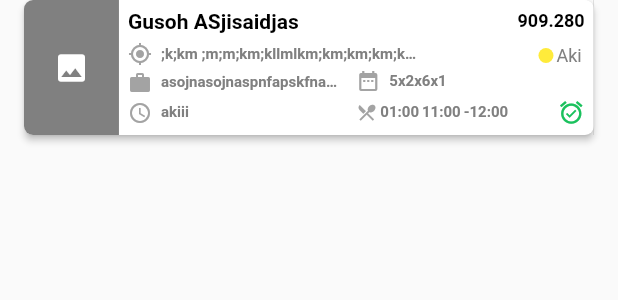
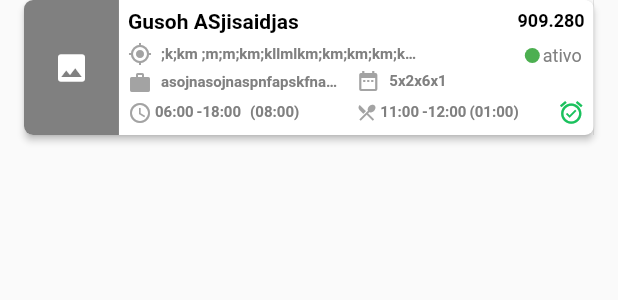
Before and after one commit to enzotiezzi/zcomponents, a Flutter app: the ZItemTile widget shown alone on an empty page, opened directly, on a phone screen of 412 x 824 dp. Shown: the top 300 px of the screen. Run offline on Flutter 3.47's test engine with Material 2 defaults, Android fonts, the phone set to English and light mode, and no system bars; our stand-ins replace dio, email_validator, mask_text_input_formatter, pin_code_text_field, shared_preferences, sqflite; missing offline and left inert: configurable_expansion_tile, cpf_cnpj_validator, flutter_appauth, flutter_circular_chart, injector, mask_shifter; accounts and stored records are empty; network calls fail; statements that could not run were skipped.

Commit message:
ZItemTIle

```diff
--- a/example/lib/main.dart
+++ b/example/lib/main.dart
@@ -294,9 +294,8 @@ class _ComponentExemploClasseState extends State<ComponentExemploClasse> {
             new Container(
               child:
               new ZItemTile(
-              status: "Aki",
-              colorStatus: Colors.yellow,
-              horario: "akiii",
+              status: "ativo",
+              horario: "08:00",
               zTypeTile: ZTypeTile.isColab,
               cpf: "333.972.458-00",
               escala: "5x2x6x1",
--- a/lib/api/identity-server/i-identity-server.dart
+++ b/lib/api/identity-server/i-identity-server.dart
@@ -1,6 +1,6 @@
 import 'package:z_components/view-model/user-claims.dart';
 
-abstract class IIdentityServer {
+/*abstract class IIdentityServer {
   Future getRefreshToken();
 
   Future login();
@@ -10,4 +10,4 @@ abstract class IIdentityServer {
   Future setIdColaborador();
 
   Future setUserInfo();
-}
+}*/
--- a/lib/api/identity-server/identity-server.dart
+++ b/lib/api/identity-server/identity-server.dart
@@ -5,7 +5,7 @@ import 'package:shared_preferences/shared_preferences.dart';
 import 'package:z_components/view-model/user-claims.dart';
 import 'i-identity-server.dart';
 
-class IdentityServer implements IIdentityServer {
+/*class IdentityServer implements IIdentityServer {
   String keyAccessToken;
   String keyRefreshToken;
   String keyTokenExpirationDate;
@@ -98,6 +98,7 @@ class IdentityServer implements IIdentityServer {
           String expirationToken =
               result.accessTokenExpirationDateTime.toIso8601String();
 
+
           // salvando dados obtidos pela requisição de um novo acess token
           await _sharedPreferences.setString(keyAccessToken, newAcesstoken);
           await _sharedPreferences.setString(refreshToken, newRefreshToken);
@@ -147,4 +148,4 @@ class IdentityServer implements IIdentityServer {
       await _sharedPreferences.setString(keyUserName, _user.cpf);
     }
   }
-}
+}*/
--- a/lib/components/z-item-tile-usuario.dart
+++ b/lib/components/z-item-tile-usuario.dart
@@ -165,7 +165,16 @@ class _ZItemTileUsuarioState extends State<ZItemTileUsuario> {
                               width: 10.0,
                               decoration: BoxDecoration(
                                   shape: BoxShape.circle,
-                                  color: widget.colorStatus),
+                                  color: (widget.status
+                                      .toLowerCase() ==
+                                      "ativo")
+                                      ? Colors.green
+                                      : (widget.status
+                                      .toLowerCase() ==
+                                      "inativo")
+                                      ? Colors.red
+                                      : widget
+                                      .colorStatus),
                             ),
                             new Container(
                               margin:
--- a/lib/components/z-item-tile.dart
+++ b/lib/components/z-item-tile.dart
@@ -37,7 +37,6 @@ class ZItemTile extends StatefulWidget {
   final String status;
 
   ZItemTile(
-
       {this.idConta,
       this.colorStatus = Colors.grey,
       this.re,
@@ -246,15 +245,21 @@ class _ZItemTileState extends State<ZItemTile> {
                                                 height: 10.0,
                                                 width: 10.0,
                                                 decoration: BoxDecoration(
-                                                    shape:
-                                                    BoxShape.circle,
-                                                    color: widget.colorStatus
-                                                ),
+                                                    shape: BoxShape.circle,
+                                                    color: (widget.status
+                                                                .toLowerCase() ==
+                                                            "ativo")
+                                                        ? Colors.green
+                                                        : (widget.status
+                                                                    .toLowerCase() ==
+                                                                "inativo")
+                                                            ? Colors.red
+                                                            : widget
+                                                                .colorStatus),
                                               ),
                                               new Container(
                                                 margin: EdgeInsets.only(
-                                                    right: 8.0,
-                                                    left: 2.0),
+                                                    right: 8.0, left: 2.0),
                                                 child: new Text(
                                                   widget.status,
                                                   style: TextStyle(
@@ -376,22 +381,77 @@ class _ZItemTileState extends State<ZItemTile> {
                                                   ),
                                                   new Container(
                                                     padding: EdgeInsets.only(
-                                                        left: 6.0,
+                                                        left: 2.0,
                                                         right: 0.0,
                                                         bottom: 6.0,
                                                         top: 0.0),
-                                                    child: new Text(
-                                                      widget.horario,
+                                                    child: (widget.horaEntrada ==
+                                                                null ||
+                                                            widget.horaEntrada ==
+                                                                "")
+                                                        ? new Text("")
+                                                        : new Text(
+                                                            widget.horaEntrada ??
+                                                                "",
                                                             style: TextStyle(
                                                                 color: Color(
                                                                     0xFF808080),
-                                                          fontSize: (_largura <
+                                                                fontSize:
+                                                                    (_largura <
                                                                             360)
                                                                         ? 8.0
                                                                         : 10,
                                                                 fontWeight:
                                                                     FontWeight
                                                                         .w700),
+                                                          ),
+                                                  ),
+                                                  new Container(
+                                                    padding: EdgeInsets.only(
+                                                        left: 2.0,
+                                                        right: 0.0,
+                                                        bottom: 6.0,
+                                                        top: 0.0),
+                                                    child: (widget.horaSaida ==
+                                                                null ||
+                                                            widget.horaSaida ==
+                                                                "")
+                                                        ? new Text("")
+                                                        : new Text(
+                                                            "-${widget.horaSaida}" ??
+                                                                "",
+                                                            style: TextStyle(
+                                                                color: Color(
+                                                                    0xFF808080),
+                                                                fontSize:
+                                                                    (_largura <
+                                                                            360)
+                                                                        ? 8.0
+                                                                        : 10,
+                                                                fontWeight:
+                                                                    FontWeight
+                                                                        .w700),
+                                                          ),
+                                                  ),
+                                                  new Container(
+                                                    padding: EdgeInsets.only(
+                                                        left: 6.0,
+                                                        right: 0.0,
+                                                        bottom: 6.0,
+                                                        top: 0.0),
+                                                    child:
+                                                    (widget.horario == null||widget.horario == "")?new Text(""):
+                                                    new Text(
+                                                      "(${widget.horario})",
+                                                      style: TextStyle(
+                                                          color:
+                                                              Color(0xFF808080),
+                                                          fontSize:
+                                                              (_largura < 360)
+                                                                  ? 8.0
+                                                                  : 10,
+                                                          fontWeight:
+                                                              FontWeight.w700),
                                                     ),
                                                   ),
                                                 ],
@@ -421,33 +481,6 @@ class _ZItemTileState extends State<ZItemTile> {
                                                           color:
                                                               Color(0xFFA3A3A3),
                                                           size: 14.0,
-                                                        ),
-                                                      ),
-                                                      new Container(
-                                                        padding:
-                                                            EdgeInsets.only(
-                                                                left: 2.0,
-                                                                right: 0.0,
-                                                                bottom: 6.0,
-                                                                top: 0.0),
-                                                        child: (widget.tempoPausa ==
-                                                                    null ||
-                                                                widget.tempoPausa ==
-                                                                    "")
-                                                            ? new Text("")
-                                                            : new Text(
-                                                                "${widget.tempoPausa}" ??
-                                                                    "",
-                                                                style: TextStyle(
-                                                                    color: Color(
-                                                                        0xFF808080),
-                                                                    fontSize: (_largura <
-                                                                            360)
-                                                                        ? 8.0
-                                                                        : 10,
-                                                                    fontWeight:
-                                                                        FontWeight
-                                                                            .w700),
                                                         ),
                                                       ),
                                                       new Container(
@@ -491,6 +524,33 @@ class _ZItemTileState extends State<ZItemTile> {
                                                             ? new Text("")
                                                             : new Text(
                                                                 "-${widget.voltaIntervalo}" ??
+                                                                    "",
+                                                                style: TextStyle(
+                                                                    color: Color(
+                                                                        0xFF808080),
+                                                                    fontSize: (_largura <
+                                                                            360)
+                                                                        ? 8.0
+                                                                        : 10,
+                                                                    fontWeight:
+                                                                        FontWeight
+                                                                            .w700),
+                                                              ),
+                                                      ),
+                                                      new Container(
+                                                        padding:
+                                                            EdgeInsets.only(
+                                                                left: 2.0,
+                                                                right: 0.0,
+                                                                bottom: 6.0,
+                                                                top: 0.0),
+                                                        child: (widget.tempoPausa ==
+                                                                    null ||
+                                                                widget.tempoPausa ==
+                                                                    "")
+                                                            ? new Text("")
+                                                            : new Text(
+                                                                "(${widget.tempoPausa})" ??
                                                                     "",
                                                                 style: TextStyle(
                                                                     color: Color(
@@ -883,7 +943,16 @@ class _ZItemTileState extends State<ZItemTile> {
                                             width: 10.0,
                                             decoration: BoxDecoration(
                                                 shape: BoxShape.circle,
-                                                color: widget.colorStatus),
+                                                color: (widget.status
+                                                    .toLowerCase() ==
+                                                    "ativo")
+                                                    ? Colors.green
+                                                    : (widget.status
+                                                    .toLowerCase() ==
+                                                    "inativo")
+                                                    ? Colors.red
+                                                    : widget
+                                                    .colorStatus),
                                           ),
                                           new Container(
                                             margin: EdgeInsets.only(
@@ -892,8 +961,8 @@ class _ZItemTileState extends State<ZItemTile> {
                                               widget.status,
                                               style: TextStyle(
                                                   fontSize: 12.0,
-                                                  color: const Color(
-                                                      0xFF808080)),
+                                                  color:
+                                                      const Color(0xFF808080)),
                                             ),
                                           )
                                         ],
```
Also changed, not shown: 1 other file. Lines whose indentation alone changed are shown as unchanged.
